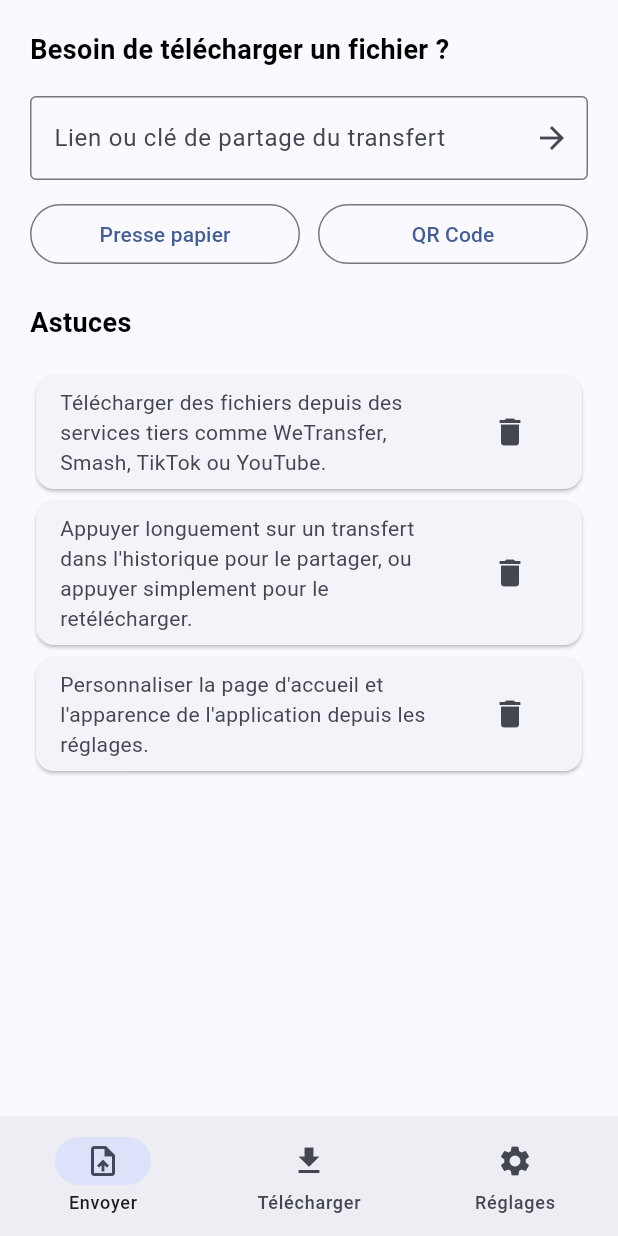
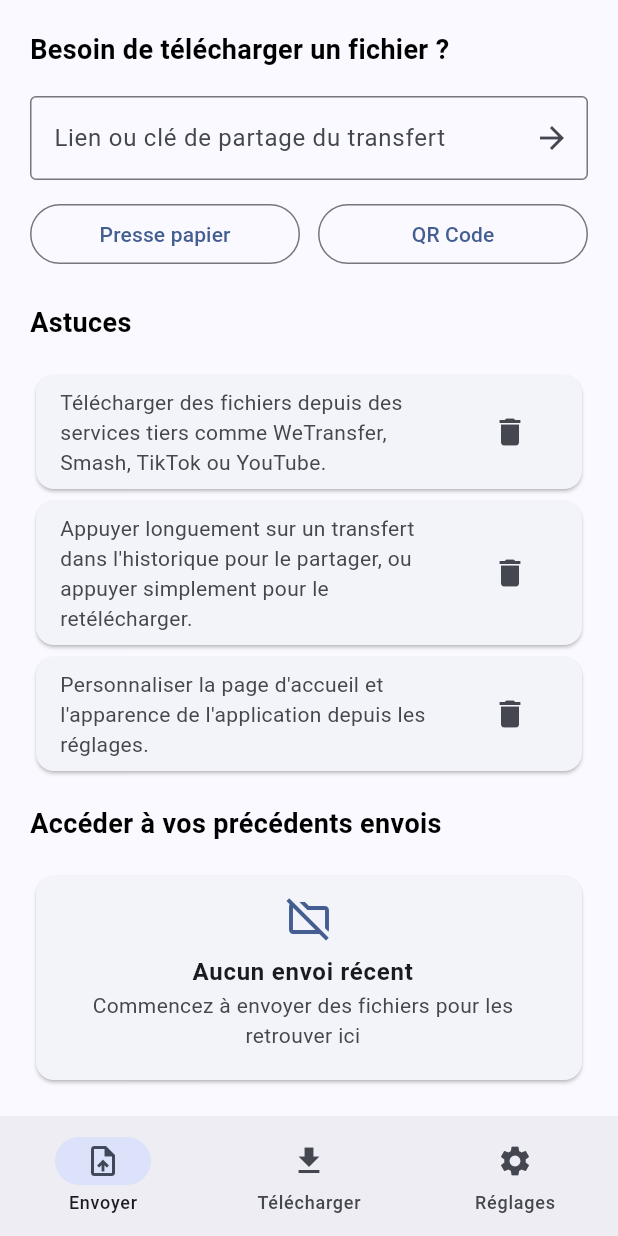
Before and after one commit to hoststend/stend-mobile, a Flutter app: the screen it shows after launch, swiped to page 2, on a phone screen of 412 x 824 dp. Run offline on Flutter 3.47's test engine with Material 3 defaults, Android fonts, the phone set to English and light mode, and no system bars; drawn by our look-alikes of dynamic_color; our stand-ins replace adaptive_dialog, dio, file_picker, flutter_colorpicker, get_storage, image_picker and 5 more; missing offline and left inert: gal, qr_code_scanner.

Commit message:
Bannière historique vide et icônes custom sur page téléch.

```diff
--- a/lib/pages/download.dart
+++ b/lib/pages/download.dart
@@ -2,9 +2,11 @@ import 'dart:async';
 import 'dart:convert';
 import 'dart:io';
 
+import 'package:flutter/cupertino.dart';
 import 'package:flutter/material.dart';
 import 'package:flutter/services.dart';
 import 'package:gal/gal.dart';
+import 'package:lucide_icons/lucide_icons.dart';
 import 'package:stendmobile/utils/format_bytes.dart';
 import 'package:stendmobile/utils/format_date.dart';
 import 'package:stendmobile/utils/show_snackbar.dart';
@@ -761,6 +763,8 @@ class _DownloadPageState extends State<DownloadPage> {
 
 	@override
 	Widget build(BuildContext context) {
+    var iconLib = box.read('iconLib');
+
 		return SingleChildScrollView(
       child: Center(
         child: Padding(
@@ -907,7 +911,7 @@ class _DownloadPageState extends State<DownloadPage> {
                     child: ListTile(
                       subtitle: Text(tips[index]),
                       trailing: IconButton(
-                        icon: const Icon(Icons.delete),
+                        icon: Icon(iconLib == 'Lucide' ? LucideIcons.trash2 : iconLib == 'Lucide (alt)' ? LucideIcons.trash : Icons.delete),
                         onPressed: () {
                           HapticFeedback.lightImpact();
                           setState(() {
@@ -924,7 +928,7 @@ class _DownloadPageState extends State<DownloadPage> {
               tips.isNotEmpty ? const SizedBox(height: 18.0) : const SizedBox.shrink(),
 
               // Titre de la section
-              historic.isNotEmpty ? Align(
+              Align(
                 alignment: Alignment.centerLeft,
                 child: Text(
                   "Accéder à vos précédents envois",
@@ -935,11 +939,12 @@ class _DownloadPageState extends State<DownloadPage> {
                     color: Theme.of(context).colorScheme.brightness == Brightness.dark ? Colors.white : Colors.black,
                   )
                 )
-              ) : const SizedBox.shrink(),
+              ),
 
-              historic.isNotEmpty ? const SizedBox(height: 18.0) : const SizedBox.shrink(),
+              const SizedBox(height: 18.0),
 
               // Cartes avec les précédents envois
+              historic.isNotEmpty ?
                 ListView.builder(
                   shrinkWrap: true,
                   physics: const NeverScrollableScrollPhysics(),
@@ -968,7 +973,7 @@ class _DownloadPageState extends State<DownloadPage> {
                           startDownload();
                         },
                         trailing: IconButton(
-                        icon: const Icon(Icons.delete),
+                          icon: Icon(iconLib == 'Lucide' ? LucideIcons.trash2 : iconLib == 'Lucide (alt)' ? LucideIcons.trash : Icons.delete),
                           onPressed: () {
                             HapticFeedback.lightImpact();
 
@@ -1033,6 +1038,21 @@ class _DownloadPageState extends State<DownloadPage> {
                       ),
                     );
                   }
+                ) :
+                // carte avec un icône tout en haut:
+                Card(
+                  child: Padding(
+                    padding: const EdgeInsets.all(12.0),
+                    child: Column(
+                      children: [
+                        Icon(iconLib == 'Lucide' ? LucideIcons.folderX : iconLib == 'Lucide (alt)' ? LucideIcons.imageOff : iconLib == 'iOS' ? CupertinoIcons.bin_xmark : Icons.folder_off_outlined, size: 32, color: Theme.of(context).colorScheme.primary),
+                        const ListTile(
+                          title: Text('Aucun envoi récent', textAlign: TextAlign.center, style: TextStyle(fontWeight: FontWeight.w600)),
+                          subtitle: Text("Commencez à envoyer des fichiers pour les retrouver ici", textAlign: TextAlign.center),
+                        )
+                      ]
+                    )
+                  )
                 )
             ],
           ),
```
Lines whose indentation alone changed are shown as unchanged.
